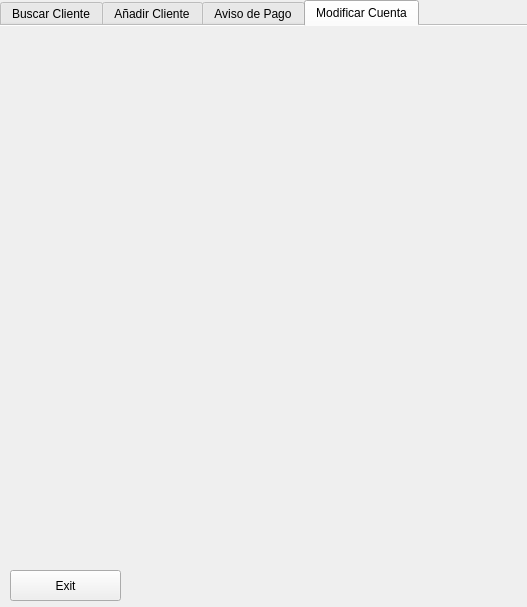
Above: EmployeePage.ui from anibal19/Database-Project before the change. Below: the same form after it.
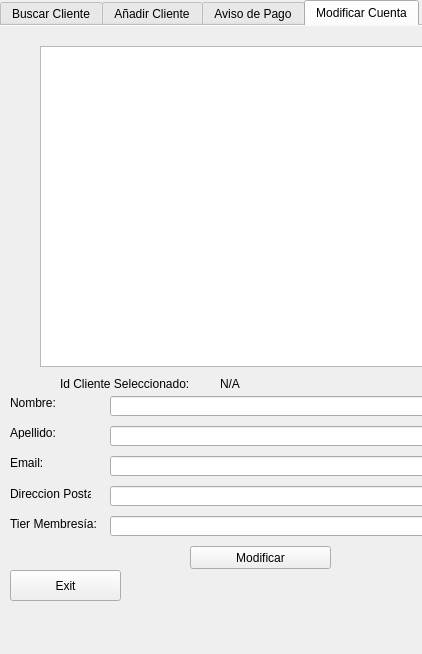
That is the form after the change. The open tabs and pages were chosen to show the change.

```diff
--- a/EmployeePage.ui
+++ b/EmployeePage.ui
@@ -6,8 +6,8 @@
    <rect>
     <x>0</x>
     <y>0</y>
-    <width>527</width>
-    <height>607</height>
+    <width>422</width>
+    <height>654</height>
    </rect>
   </property>
   <property name="windowTitle">
@@ -479,6 +479,185 @@
     <attribute name="title">
      <string>Modificar Cuenta</string>
     </attribute>
+    <widget class="QLineEdit" name="cliEmailMod">
+     <property name="geometry">
+      <rect>
+       <x>110</x>
+       <y>430</y>
+       <width>351</width>
+       <height>20</height>
+      </rect>
+     </property>
+     <property name="readOnly">
+      <bool>false</bool>
+     </property>
+    </widget>
+    <widget class="QListWidget" name="modClientList">
+     <property name="geometry">
+      <rect>
+       <x>40</x>
+       <y>20</y>
+       <width>431</width>
+       <height>321</height>
+      </rect>
+     </property>
+    </widget>
+    <widget class="QLabel" name="cliModLabel">
+     <property name="geometry">
+      <rect>
+       <x>220</x>
+       <y>350</y>
+       <width>191</width>
+       <height>16</height>
+      </rect>
+     </property>
+     <property name="text">
+      <string>N/A</string>
+     </property>
+    </widget>
+    <widget class="QLabel" name="label_17">
+     <property name="geometry">
+      <rect>
+       <x>10</x>
+       <y>430</y>
+       <width>47</width>
+       <height>13</height>
+      </rect>
+     </property>
+     <property name="text">
+      <string>Email:</string>
+     </property>
+    </widget>
+    <widget class="QLineEdit" name="cliLastNameMod">
+     <property name="geometry">
+      <rect>
+       <x>110</x>
+       <y>400</y>
+       <width>351</width>
+       <height>20</height>
+      </rect>
+     </property>
+     <property name="readOnly">
+      <bool>false</bool>
+     </property>
+    </widget>
+    <widget class="QLabel" name="label_15">
+     <property name="geometry">
+      <rect>
+       <x>10</x>
+       <y>490</y>
+       <width>91</width>
+       <height>16</height>
+      </rect>
+     </property>
+     <property name="text">
+      <string>Tier Membresía:</string>
+     </property>
+    </widget>
+    <widget class="QPushButton" name="modifyClient_button">
+     <property name="geometry">
+      <rect>
+       <x>190</x>
+       <y>520</y>
+       <width>141</width>
+       <height>23</height>
+      </rect>
+     </property>
+     <property name="text">
+      <string>Modificar</string>
+     </property>
+    </widget>
+    <widget class="QLabel" name="label_14">
+     <property name="geometry">
+      <rect>
+       <x>60</x>
+       <y>350</y>
+       <width>161</width>
+       <height>16</height>
+      </rect>
+     </property>
+     <property name="text">
+      <string>Id Cliente Seleccionado:</string>
+     </property>
+    </widget>
+    <widget class="QLabel" name="label_16">
+     <property name="geometry">
+      <rect>
+       <x>10</x>
+       <y>400</y>
+       <width>47</width>
+       <height>13</height>
+      </rect>
+     </property>
+     <property name="text">
+      <string>Apellido:</string>
+     </property>
+    </widget>
+    <widget class="QLabel" name="label_18">
+     <property name="geometry">
+      <rect>
+       <x>10</x>
+       <y>370</y>
+       <width>47</width>
+       <height>13</height>
+      </rect>
+     </property>
+     <property name="text">
+      <string>Nombre:</string>
+     </property>
+    </widget>
+    <widget class="QLabel" name="label_20">
+     <property name="geometry">
+      <rect>
+       <x>10</x>
+       <y>460</y>
+       <width>81</width>
+       <height>16</height>
+      </rect>
+     </property>
+     <property name="text">
+      <string>Direccion Postal:</string>
+     </property>
+    </widget>
+    <widget class="QLineEdit" name="cliNameMod">
+     <property name="geometry">
+      <rect>
+       <x>110</x>
+       <y>370</y>
+       <width>351</width>
+       <height>20</height>
+      </rect>
+     </property>
+     <property name="readOnly">
+      <bool>false</bool>
+     </property>
+    </widget>
+    <widget class="QLineEdit" name="clieEstadoCuenta">
+     <property name="geometry">
+      <rect>
+       <x>110</x>
+       <y>490</y>
+       <width>351</width>
+       <height>20</height>
+      </rect>
+     </property>
+     <property name="readOnly">
+      <bool>false</bool>
+     </property>
+    </widget>
+    <widget class="QLineEdit" name="cliAddressLabel">
+     <property name="geometry">
+      <rect>
+       <x>110</x>
+       <y>460</y>
+       <width>351</width>
+       <height>20</height>
+      </rect>
+     </property>
+     <property name="readOnly">
+      <bool>false</bool>
+     </property>
+    </widget>
    </widget>
   </widget>
   <widget class="QPushButton" name="returnMain">
```
Left out of the diff: 67 changed lines with no effect on the pictures.
